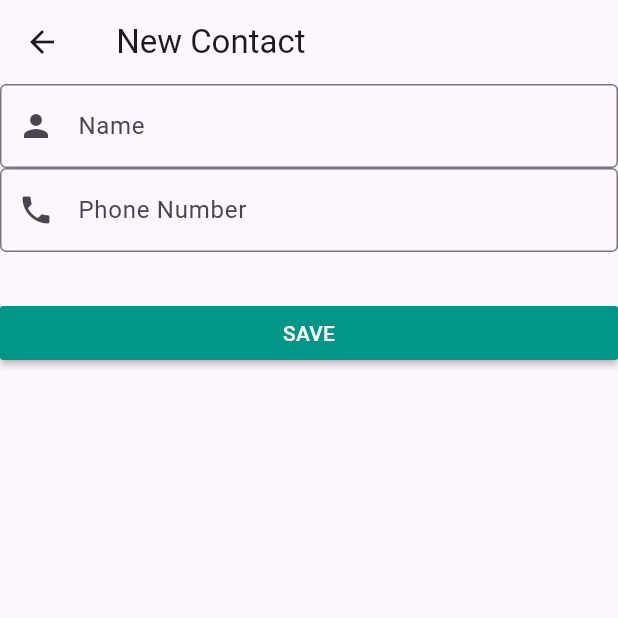
After one commit to DevAngiras/bloc, a Flutter app: the NewContact screen opened directly, after a tap on "New Contact", on a phone screen of 412 x 824 dp, the top half of it. The commit adds this screen. Run offline on Flutter 3.47's test engine with Material 3 defaults, Android fonts, the phone set to English and light mode, and no system bars.

Commit message:
New Contact page added

```diff
--- /dev/null
+++ b/lib/screens/Contact.dart
@@ -0,0 +1,69 @@
+import 'package:flutter/material.dart';
+
+import 'ChatPage.dart';
+import 'NewContact.dart';
+class Contact extends StatefulWidget {
+  const Contact({super.key});
+
+  // @override
+  @override
+  State<Contact> createState() => _ContactState();
+}
+
+class _ContactState extends State<Contact> {
+
+
+  @override
+  Widget build(BuildContext context) {
+    return Scaffold(
+      appBar: AppBar(
+        title: Row(
+            mainAxisAlignment: MainAxisAlignment.spaceBetween,
+            children: [
+            Text(" New Contact"),
+            ])
+
+      ),
+    body:Form(
+      child: Column(
+        children: [
+          TextFormField(
+            keyboardType: TextInputType.name,
+            decoration: InputDecoration(
+              labelText: 'Name',
+              hintText: 'enter name',
+              prefixIcon:Icon(Icons.person),
+              border: OutlineInputBorder(),
+            ),
+        onChanged: (String value){
+    },
+
+            ),
+      TextFormField(
+        keyboardType: TextInputType.phone,
+        decoration: InputDecoration(
+          labelText: 'Phone Number',
+          hintText: 'enter phone number',
+          prefixIcon:Icon(Icons.phone),
+          border: OutlineInputBorder(),
+        ),
+        onChanged: (String value){
+        },
+
+      ),
+          SizedBox(height:30),
+          MaterialButton(
+            minWidth: double.infinity ,
+            onPressed: () {},
+            child: Text('SAVE'),
+            color: Colors.teal,
+            textColor: Colors.white,
+            )
+
+        ],
+      ),
+    ),
+
+    );
+  }
+}
--- a/lib/screens/HomePage.dart
+++ b/lib/screens/HomePage.dart
@@ -2,6 +2,8 @@
 
 import 'package:flutter/material.dart';
 import 'package:test_app/screens/ChatPage.dart';
+import 'package:test_app/screens/NewContact.dart';
+
 
 class HomePage extends StatefulWidget {
   const HomePage({super.key});
@@ -155,6 +157,16 @@ class _HomePageState extends State<HomePage> {
                   );
                 })),
               );
+            }),
+      floatingActionButton: FloatingActionButton(
+        onPressed: () {
+          Navigator.push(context, MaterialPageRoute(builder: (context) {
+            return NewContact();
             }));
+        },
+        tooltip: 'Increment',
+        child: Icon(Icons.add),
+      ),
+    );
   }
 }
--- /dev/null
+++ b/lib/screens/NewContact.dart
@@ -0,0 +1,56 @@
+import 'package:flutter/material.dart';
+
+import 'ChatPage.dart';
+import 'Contact.dart';
+class NewContact extends StatefulWidget {
+  const NewContact({super.key});
+
+  // @override
+  @override
+  State<NewContact> createState() => _NewContactState();
+}
+
+class _NewContactState extends State<NewContact> {
+
+  @override
+  Widget build(BuildContext context) {
+    return Scaffold(
+        appBar: AppBar(
+            backgroundColor: Theme
+                .of(context)
+                .colorScheme
+                .inversePrimary,
+            title: Row(
+                mainAxisAlignment: MainAxisAlignment.spaceBetween,
+                children: [
+                  Text("Select Contact"),
+
+                  Row(
+                      children: [
+                        Icon(Icons.search),
+                      ])
+                ]
+
+            )
+
+        ),
+        body: ListView.builder(
+          itemCount: 1,
+          itemBuilder: (context, index) {
+            return ListTile(
+              leading:CircleAvatar(child: Icon(Icons.person_add),
+              ),
+
+              title: Text("New Contact",
+                  style: TextStyle(fontSize:15,fontWeight: FontWeight.bold)),
+              onTap: () => Navigator.push(context,
+              MaterialPageRoute(builder: (context) {
+              return Contact();
+              })),
+
+            );
+          },
+        )
+    );
+  }
+}
```
